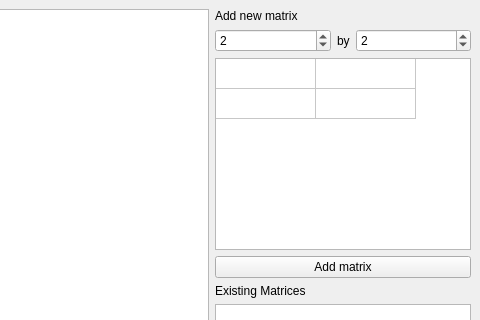
This is MatriciesCalculatorTree/mainwindow.ui in alshitov/laboratories as Qt 5 draws it before an edit; both pictures show x 720 to 1200 and y 0 to 320 of the 1200 by 675 pixel window. The edited form follows.
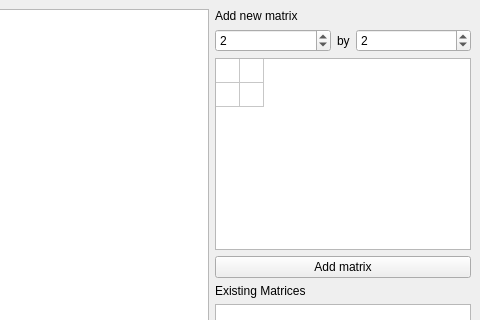
This is the edited form.

Commit message: changed transpose, added inverse & alg_compl

Diff of the .ui file:
```diff
--- a/MatriciesCalculatorTree/mainwindow.ui
+++ b/MatriciesCalculatorTree/mainwindow.ui
@@ -116,6 +116,9 @@
           <attribute name="horizontalHeaderCascadingSectionResizes">
            <bool>false</bool>
           </attribute>
+          <attribute name="horizontalHeaderDefaultSectionSize">
+           <number>24</number>
+          </attribute>
           <attribute name="horizontalHeaderShowSortIndicator" stdset="0">
            <bool>false</bool>
           </attribute>
@@ -125,6 +128,9 @@
           <attribute name="verticalHeaderVisible">
            <bool>false</bool>
           </attribute>
+          <attribute name="verticalHeaderDefaultSectionSize">
+           <number>24</number>
+          </attribute>
           <attribute name="verticalHeaderStretchLastSection">
            <bool>false</bool>
           </attribute>
```
Left out of the diff: 6 changed lines with no effect on the pictures. The commit also changes 2 other files.
